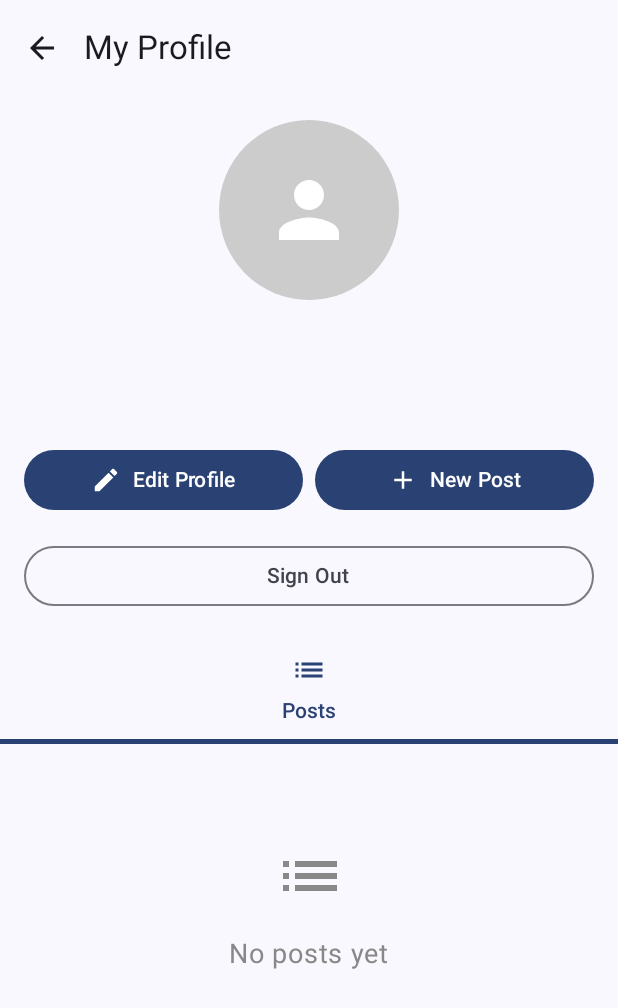
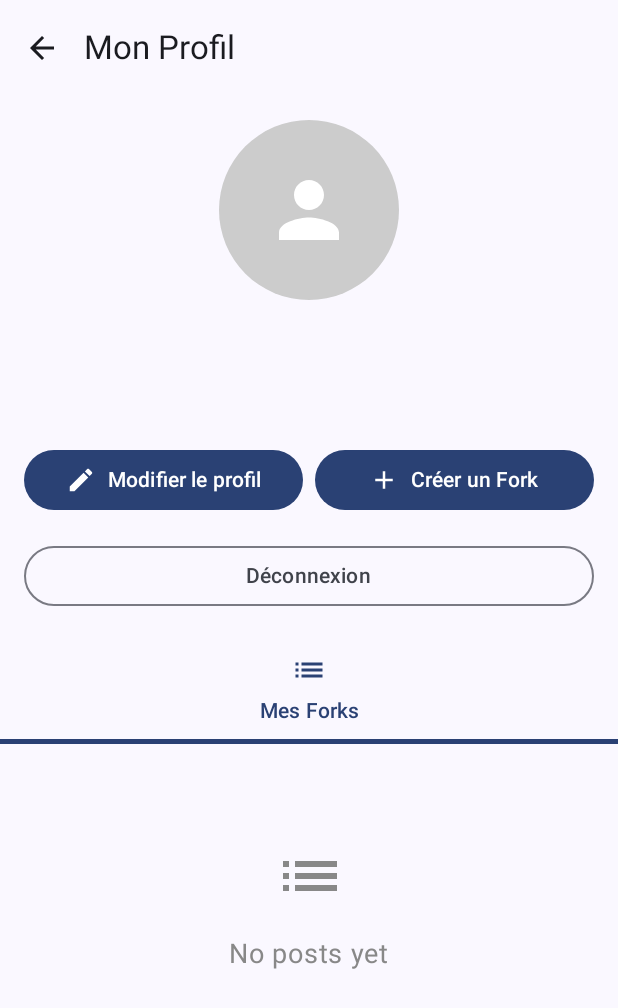
Before and after one commit to Sylouane05/fork_chan, an Android app built with Jetpack Compose: the UserProfilePage screen opened through its navigation route, on a phone screen of 412 x 824 dp. Shown: the top 1008 px of the screen. Run offline under Robolectric (Android 15) with nearby library versions, the phone set to English and light mode, and no system bars; our stand-ins replace Firebase (no records; nobody signed in at launch, a user with empty details on screens opened directly), livedata-compose.

Commit message:
release de l'apk V1

```diff
--- a/app/src/main/java/fr/fork_chan/activities/UserProfilePage.kt
+++ b/app/src/main/java/fr/fork_chan/activities/UserProfilePage.kt
@@ -121,7 +121,7 @@ fun UserProfilePage(
     Scaffold(
         topBar = {
             TopAppBar(
-                title = { Text(if (isOwnProfile) "My Profile" else "User Profile") },
+                title = { Text(if (isOwnProfile) "Mon Profil" else "User Profile") },
                 navigationIcon = {
                     IconButton(onClick = { navController.navigateUp() }) {
                         Icon(
@@ -228,7 +228,7 @@ fun UserProfilePage(
                                     modifier = Modifier.size(20.dp)
                                 )
                                 Spacer(modifier = Modifier.width(8.dp))
-                                Text("Edit Profile")
+                                Text("Modifier le profil")
                             }
 
                             Button(
@@ -241,7 +241,7 @@ fun UserProfilePage(
                                     modifier = Modifier.size(20.dp)
                                 )
                                 Spacer(modifier = Modifier.width(8.dp))
-                                Text("New Post")
+                                Text("Créer un Fork")
                             }
                         }
 
@@ -251,7 +251,7 @@ fun UserProfilePage(
                             onClick = { authViewModel.signout() },
                             modifier = Modifier.fillMaxWidth()
                         ) {
-                            Text("Sign Out")
+                            Text("Déconnexion")
                         }
                     } else {
                         // Other user profile actions
@@ -278,7 +278,7 @@ fun UserProfilePage(
                                 contentDescription = "Posts"
                             )
                         },
-                        text = { Text("Posts") }
+                        text = { Text("Mes Forks") }
                     )
 
                 }
```
Also changed, not shown: 4 other files.
